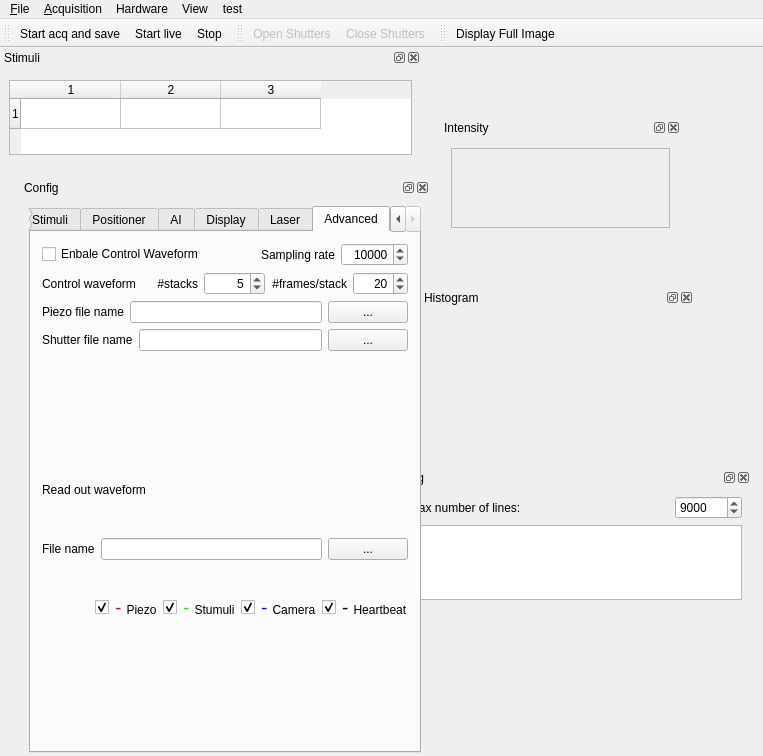
Before: the Qt Designer form Imagine/imagine.ui in HolyLab/Imagine, drawn with Qt 5.
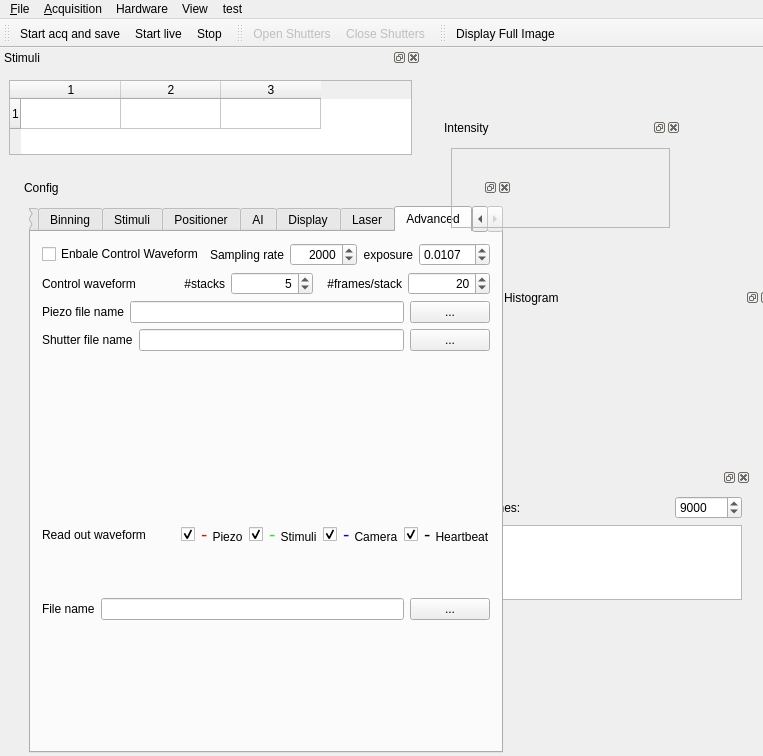
After: the same form once the commit is applied. Icons and pictures are not drawn. Custom widgets are drawn as their Qt base class.

```diff
--- a/Imagine/imagine.ui
+++ b/Imagine/imagine.ui
@@ -170,13 +170,13 @@
      <rect>
       <x>20</x>
       <y>130</y>
-      <width>410</width>
+      <width>478</width>
       <height>612</height>
      </rect>
     </property>
     <property name="minimumSize">
      <size>
-      <width>410</width>
+      <width>478</width>
       <height>532</height>
      </size>
     </property>
@@ -2363,11 +2363,37 @@
               <property name="alignment">
                <set>Qt::AlignRight|Qt::AlignTrailing|Qt::AlignVCenter</set>
               </property>
+              <property name="minimum">
+               <number>1</number>
+              </property>
               <property name="maximum">
                <number>100000</number>
               </property>
               <property name="value">
-               <number>10000</number>
+               <number>2000</number>
+              </property>
+             </widget>
+            </item>
+            <item>
+             <widget class="QLabel" name="label_46">
+              <property name="text">
+               <string>exposure</string>
+              </property>
+              <property name="alignment">
+               <set>Qt::AlignRight|Qt::AlignTrailing|Qt::AlignVCenter</set>
+              </property>
+             </widget>
+            </item>
+            <item>
+             <widget class="QDoubleSpinBox" name="doubleSpinBoxExpTimeWav">
+              <property name="decimals">
+               <number>4</number>
+              </property>
+              <property name="singleStep">
+               <double>0.001000000000000</double>
+              </property>
+              <property name="value">
+               <double>0.010700000000000</double>
               </property>
              </widget>
             </item>
@@ -2499,36 +2525,15 @@
             </layout>
            </widget>
           </item>
-          <item>
-           <widget class="QLabel" name="label_35">
-            <property name="text">
-             <string>Read out waveform</string>
-            </property>
-           </widget>
-          </item>
-          <item>
-           <layout class="QHBoxLayout" name="horizontalLayout_5">
-            <item>
-             <widget class="QLabel" name="label_38">
-              <property name="text">
-               <string>File name</string>
-              </property>
-             </widget>
-            </item>
-            <item>
-             <widget class="QLineEdit" name="lineEditReadWaveformFile"/>
-            </item>
-            <item>
-             <widget class="QPushButton" name="btnReadWavOpen">
-              <property name="text">
-               <string>...</string>
-              </property>
-             </widget>
-            </item>
-           </layout>
-          </item>
           <item>
            <layout class="QHBoxLayout" name="horizontalLayout_6">
+            <item>
+             <widget class="QLabel" name="label_35">
+              <property name="text">
+               <string>Read out waveform</string>
+              </property>
+             </widget>
+            </item>
             <item>
              <spacer name="horizontalSpacer_2">
               <property name="orientation">
@@ -2572,7 +2577,7 @@
             <item>
              <widget class="QLabel" name="label_41">
               <property name="text">
-               <string>&lt;html&gt;&lt;head/&gt;&lt;body&gt;&lt;p&gt;&lt;span style=&quot; font-size:14pt; color:#00ff00;&quot;&gt;- &lt;/span&gt;&lt;span style=&quot; color:#000000;&quot;&gt;Stumuli&lt;/span&gt;&lt;/p&gt;&lt;/body&gt;&lt;/html&gt;</string>
+               <string>&lt;html&gt;&lt;head/&gt;&lt;body&gt;&lt;p&gt;&lt;span style=&quot; font-size:14pt; color:#00ff00;&quot;&gt;- &lt;/span&gt;&lt;span style=&quot; color:#000000;&quot;&gt;Stimuli&lt;/span&gt;&lt;/p&gt;&lt;/body&gt;&lt;/html&gt;</string>
               </property>
              </widget>
             </item>
@@ -2612,6 +2617,27 @@
             </item>
            </layout>
           </item>
+          <item>
+           <layout class="QHBoxLayout" name="horizontalLayout_5">
+            <item>
+             <widget class="QLabel" name="label_38">
+              <property name="text">
+               <string>File name</string>
+              </property>
+             </widget>
+            </item>
+            <item>
+             <widget class="QLineEdit" name="lineEditReadWaveformFile"/>
+            </item>
+            <item>
+             <widget class="QPushButton" name="btnReadWavOpen">
+              <property name="text">
+               <string>...</string>
+              </property>
+             </widget>
+            </item>
+           </layout>
+          </item>
           <item>
            <widget class="QWidget" name="widgetReadWav" native="true">
             <layout class="QHBoxLayout" name="readWavLayout">
@@ -2663,7 +2689,7 @@
    <widget class="QDockWidget" name="dwHist">
     <property name="geometry">
      <rect>
-      <x>420</x>
+      <x>500</x>
       <y>240</y>
       <width>274</width>
       <height>51</height>
```
Left out of the diff: 8 changed lines with no effect on the pictures.
